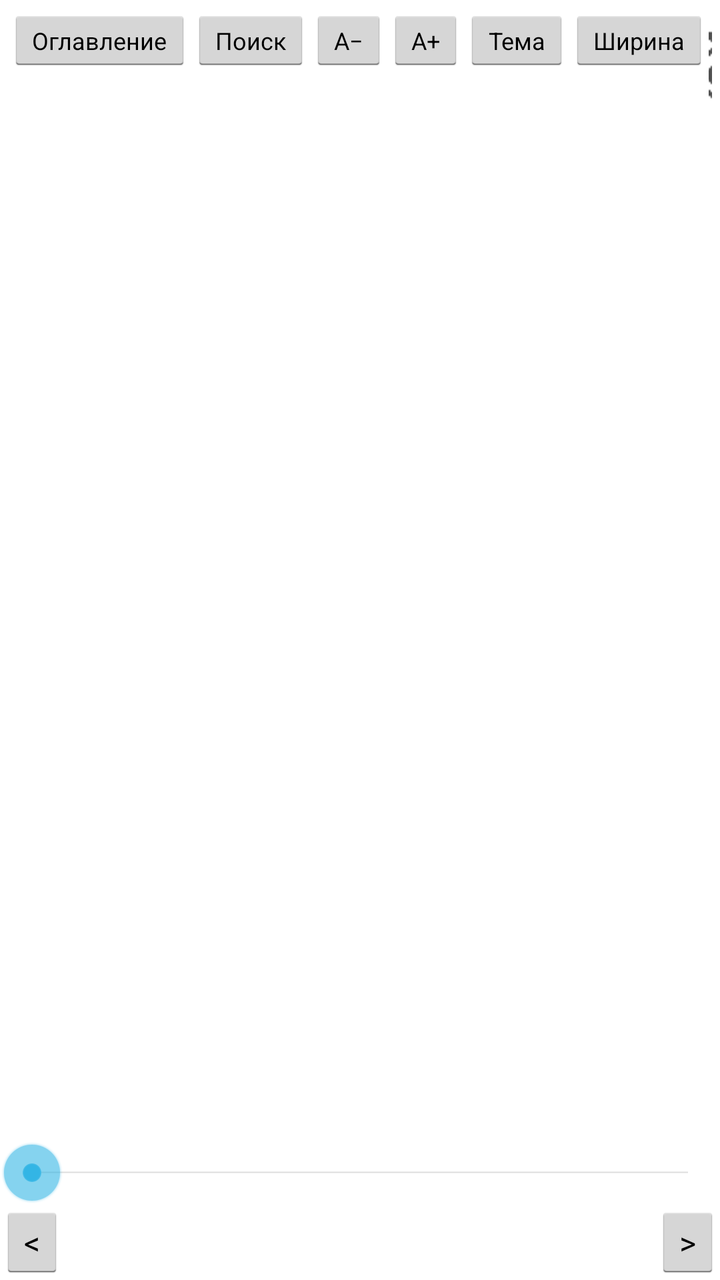
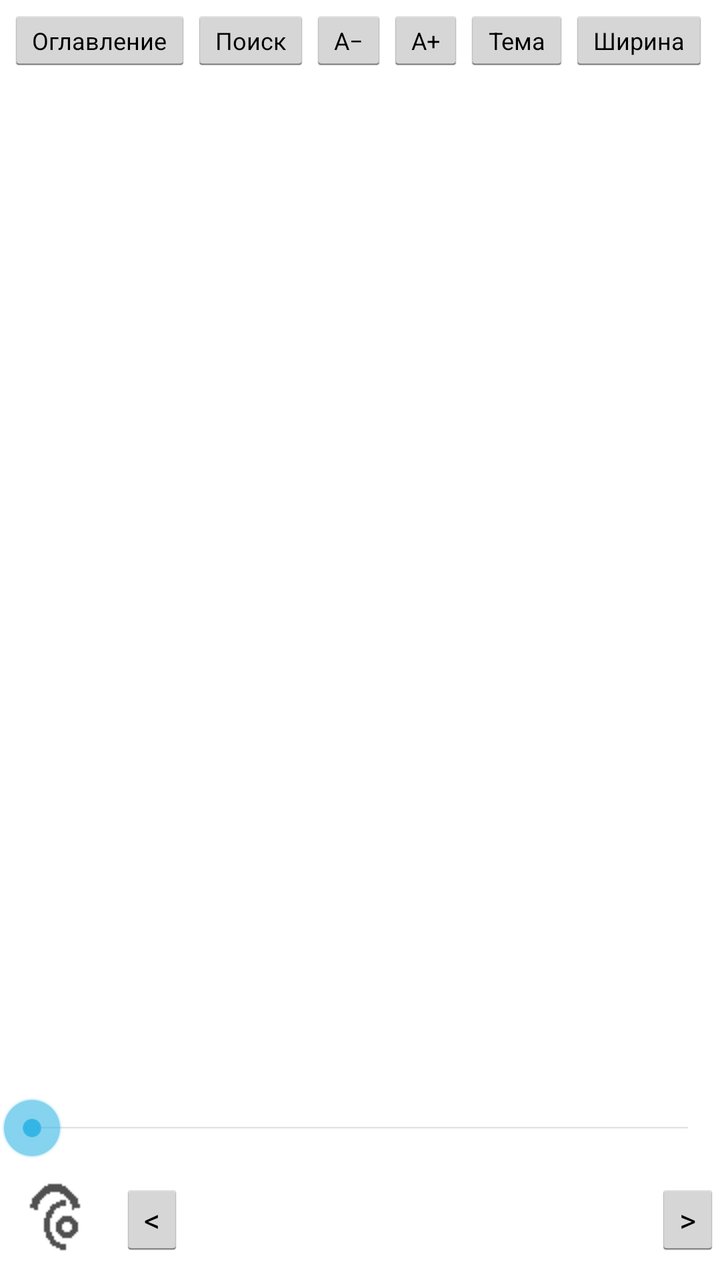

Compare the two renders of this Android layout. The source of the first and the diff that turns it into the second are given below.
<!-- AndroidManifest.xml: application theme AppTheme -->
<!-- res/layout/activity_reader.xml -->
<?xml version="1.0" encoding="utf-8"?>
<FrameLayout xmlns:android="http://schemas.android.com/apk/res/android"
    android:layout_width="match_parent"
    android:layout_height="match_parent">

    <LinearLayout
        android:id="@+id/reader_root"
        android:orientation="vertical"
        android:layout_width="match_parent"
        android:layout_height="match_parent">

        <LinearLayout
            android:id="@+id/reader_top_bar"
            android:orientation="horizontal"
            android:layout_width="match_parent"
            android:layout_height="wrap_content"
            android:padding="4dp">

            <Button
                android:id="@+id/btn_toc"
                android:layout_width="wrap_content"
                android:layout_height="wrap_content"
                android:minWidth="0dp"
                android:minHeight="0dp"
                android:textSize="12sp"
                android:text="@string/btn_toc" />

            <Button
                android:id="@+id/btn_search"
                android:layout_width="wrap_content"
                android:layout_height="wrap_content"
                android:minWidth="0dp"
                android:minHeight="0dp"
                android:textSize="12sp"
                android:text="@string/btn_search" />

            <Button
                android:id="@+id/btn_font_minus"
                android:layout_width="wrap_content"
                android:layout_height="wrap_content"
                android:minWidth="0dp"
                android:minHeight="0dp"
                android:textSize="12sp"
                android:text="@string/btn_minus" />

            <Button
                android:id="@+id/btn_font_plus"
                android:layout_width="wrap_content"
                android:layout_height="wrap_content"
                android:minWidth="0dp"
                android:minHeight="0dp"
                android:textSize="12sp"
                android:text="@string/btn_plus" />

            <Button
                android:id="@+id/btn_theme"
                android:layout_width="wrap_content"
                android:layout_height="wrap_content"
                android:minWidth="0dp"
                android:minHeight="0dp"
                android:textSize="12sp"
                android:text="@string/btn_theme" />

            <Button
                android:id="@+id/btn_justify"
                android:layout_width="wrap_content"
                android:layout_height="wrap_content"
                android:minWidth="0dp"
                android:minHeight="0dp"
                android:textSize="12sp"
                android:text="@string/btn_justify" />

            <ImageButton
                android:id="@+id/btn_tts"
                android:layout_width="wrap_content"
                android:layout_height="wrap_content"
                android:minWidth="0dp"
                android:minHeight="0dp"
                android:padding="6dp"
                android:background="?android:attr/selectableItemBackground"
                android:contentDescription="@string/tts_play"
                android:src="@drawable/ic_ear" />
        </LinearLayout>

        <ScrollView
            android:id="@+id/scroll_view"
            android:layout_width="match_parent"
            android:layout_height="0dp"
            android:layout_weight="1"
            android:fillViewport="true">

            <LinearLayout
                android:id="@+id/reader_content"
                android:orientation="vertical"
                android:layout_width="match_parent"
                android:layout_height="wrap_content">

                <TextView
                    android:id="@+id/book_text"
                    android:layout_width="match_parent"
                    android:layout_height="wrap_content"
                    android:padding="16dp"
                    android:textSize="18sp"
                    android:textIsSelectable="false" />
            </LinearLayout>
        </ScrollView>

        <SeekBar
            android:id="@+id/page_seek"
            android:layout_width="match_parent"
            android:layout_height="wrap_content"
            android:paddingLeft="8dp"
            android:paddingRight="8dp" />

        <LinearLayout
            android:orientation="horizontal"
            android:layout_width="match_parent"
            android:layout_height="wrap_content"
            android:gravity="center_vertical">

            <Button
                android:id="@+id/btn_prev_chapter"
                android:layout_width="wrap_content"
                android:layout_height="wrap_content"
                android:minWidth="0dp"
                android:minHeight="0dp"
                android:textSize="16sp"
                android:text="&lt;" />

            <TextView
                android:id="@+id/chapter_label"
                android:layout_width="0dp"
                android:layout_height="wrap_content"
                android:layout_weight="1"
                android:gravity="center"
                android:paddingTop="2dp"
                android:paddingBottom="6dp"
                android:textSize="12sp"
                android:text="" />

            <Button
                android:id="@+id/btn_next_chapter"
                android:layout_width="wrap_content"
                android:layout_height="wrap_content"
                android:minWidth="0dp"
                android:minHeight="0dp"
                android:textSize="16sp"
                android:text="&gt;" />
        </LinearLayout>
    </LinearLayout>
</FrameLayout>
<!-- resources referenced by this layout -->
<resources>
  <!-- drawable ic_ear: png bitmap (drawable, 332 bytes) -->
  <string name="btn_justify">Ширина</string>
  <string name="btn_minus">A−</string>
  <string name="btn_plus">A+</string>
  <string name="btn_search">Поиск</string>
  <string name="btn_theme">Тема</string>
  <string name="btn_toc">Оглавление</string>
  <string name="tts_play">Прослушивание книги</string>
  <style name="AppTheme" parent="@android:style/Theme.Holo.Light.DarkActionBar" />
</resources>

<!-- the commit's change to res/layout/activity_reader.xml (unified diff, before → after) -->
@@ -69,17 +69,6 @@
                 android:minHeight="0dp"
                 android:textSize="12sp"
                 android:text="@string/btn_justify" />
-
-            <ImageButton
-                android:id="@+id/btn_tts"
-                android:layout_width="wrap_content"
-                android:layout_height="wrap_content"
-                android:minWidth="0dp"
-                android:minHeight="0dp"
-                android:padding="6dp"
-                android:background="?android:attr/selectableItemBackground"
-                android:contentDescription="@string/tts_play"
-                android:src="@drawable/ic_ear" />
         </LinearLayout>
 
         <ScrollView
@@ -118,6 +107,17 @@
             android:layout_height="wrap_content"
             android:gravity="center_vertical">
 
+            <ImageButton
+                android:id="@+id/btn_tts"
+                android:layout_width="wrap_content"
+                android:layout_height="wrap_content"
+                android:minWidth="0dp"
+                android:minHeight="0dp"
+                android:padding="6dp"
+                android:background="?android:attr/selectableItemBackground"
+                android:contentDescription="@string/tts_play"
+                android:src="@drawable/ic_ear" />
+
             <Button
                 android:id="@+id/btn_prev_chapter"
                 android:layout_width="wrap_content"
